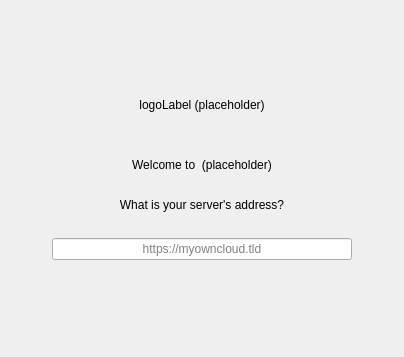
This is src/gui/newwizard/pages/serverurlsetupwizardpage.ui in GrossLukas/client as Qt 5 draws it before an edit. The edited form follows.
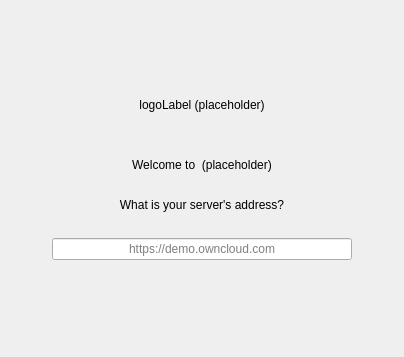
This is the edited form.

Commit message: Improve URL placeholder in first wizard page

The edit to the form file:
```diff
--- a/src/gui/newwizard/pages/serverurlsetupwizardpage.ui
+++ b/src/gui/newwizard/pages/serverurlsetupwizardpage.ui
@@ -144,7 +144,7 @@
         <set>Qt::AlignCenter</set>
        </property>
        <property name="placeholderText">
-        <string notr="true">https://myowncloud.tld</string>
+        <string notr="true">https://demo.owncloud.com</string>
        </property>
       </widget>
      </item>
```
